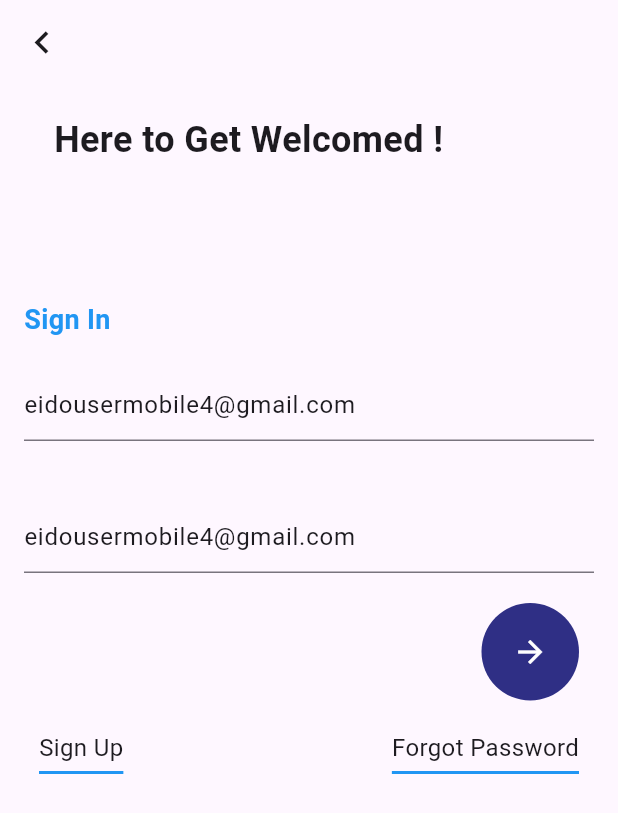
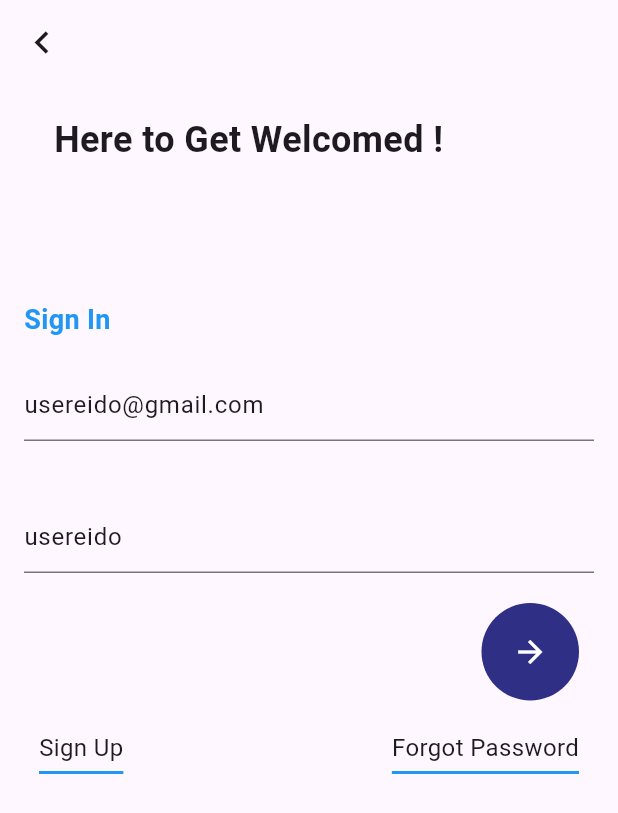
Before and after one commit to SakvipubpSuy/FYP_MobileApp, a Flutter app: the screen it shows after launch, after a tap on "Login", on a phone screen of 412 x 824 dp. Shown: the top 813 px of the screen. Run offline on Flutter 3.47's test engine with Material 3 defaults, Android fonts, the phone set to English and light mode, and no system bars; our stand-ins replace flutter_secure_storage, lottie; missing offline and left inert: qr_code_scanner; network calls fail.

Commit message:
change default user email and password

```diff
--- a/lib/pages/auth/loginpage.dart
+++ b/lib/pages/auth/loginpage.dart
@@ -21,8 +21,8 @@ class _LoginPageState extends State<LoginPage> {
   void initState() {
     // TODO: implement initState
     super.initState();
-    _emailController.text = 'eidousermobile4@gmail.com';
-    _passwordController.text = 'eidousermobile4@gmail.com';
+    _emailController.text = 'usereido@gmail.com';
+    _passwordController.text = 'usereido';
   }
 
   @override
```
